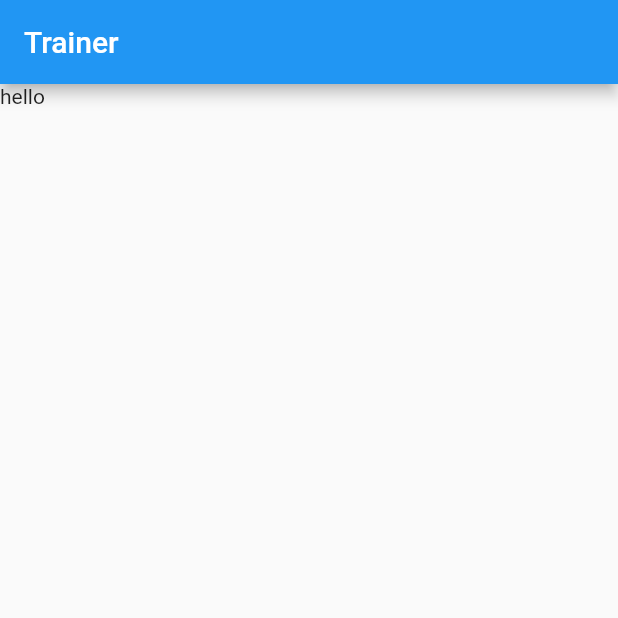
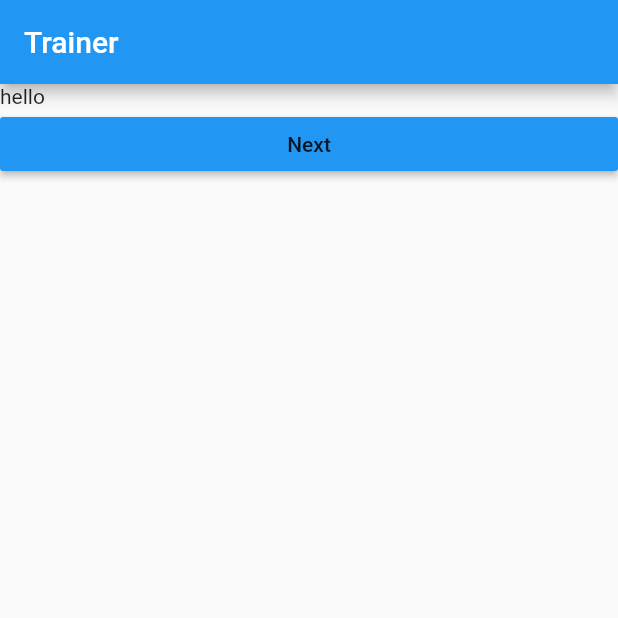
Before and after one commit to sergewhite1/trainer, a Flutter app: the screen it shows after launch, on a phone screen of 412 x 824 dp, the top half of it. Run offline on Flutter 3.47's test engine with Material 2 defaults, Android fonts, the phone set to English and light mode, and no system bars.

Commit message:
Added "Next" button.

```diff
--- a/lib/ui/exercise_page.dart
+++ b/lib/ui/exercise_page.dart
@@ -12,23 +12,19 @@ class ExercisePage extends StatelessWidget {
       body: SafeArea(
         child: Container(
           child: Column(
-            // Column is also a layout widget. It takes a list of children and
-            // arranges them vertically. By default, it sizes itself to fit its
-            // children horizontally, and tries to be as tall as its parent.
-            //
-            // Invoke "debug painting" (press "p" in the console, choose the
-            // "Toggle Debug Paint" action from the Flutter Inspector in Android
-            // Studio, or the "Toggle Debug Paint" command in Visual Studio Code)
-            // to see the wireframe for each widget.
-            //
-            // Column has various properties to control how it sizes itself and
-            // how it positions its children. Here we use mainAxisAlignment to
-            // center the children vertically; the main axis here is the vertical
-            // axis because Columns are vertical (the cross axis would be
-            // horizontal).
+            crossAxisAlignment: CrossAxisAlignment.stretch,
             children: <Widget>[
               Text(
                 'hello',
+              ),
+              RaisedButton(
+                color: Colors.blue,
+                child: Text(
+                  'Next',
+                ),
+                onPressed: () {
+                  print('Next button pressed.');
+                },
               ),
             ],
           ),
```
